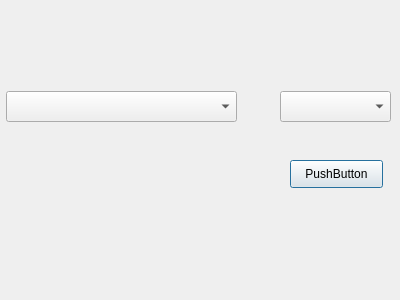
The window that study-to-think/attendancescoredialog.ui (brokencuph/study-to-think) describes before a commit, drawn with Qt 5.
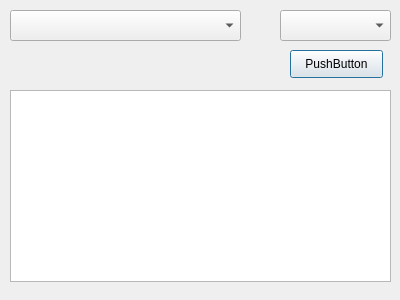
The same window after the commit.

The edit to the form file:
```diff
--- a/study-to-think/attendancescoredialog.ui
+++ b/study-to-think/attendancescoredialog.ui
@@ -17,7 +17,7 @@
    <property name="geometry">
     <rect>
      <x>280</x>
-     <y>91</y>
+     <y>10</y>
      <width>111</width>
      <height>31</height>
     </rect>
@@ -26,8 +26,8 @@
   <widget class="QComboBox" name="comboBox_2">
    <property name="geometry">
     <rect>
-     <x>6</x>
-     <y>91</y>
+     <x>10</x>
+     <y>10</y>
      <width>231</width>
      <height>31</height>
     </rect>
@@ -37,7 +37,7 @@
    <property name="geometry">
     <rect>
      <x>290</x>
-     <y>160</y>
+     <y>50</y>
      <width>93</width>
      <height>28</height>
     </rect>
@@ -46,6 +46,16 @@
     <string>PushButton</string>
    </property>
   </widget>
+  <widget class="QTableView" name="tableView">
+   <property name="geometry">
+    <rect>
+     <x>10</x>
+     <y>90</y>
+     <width>381</width>
+     <height>192</height>
+    </rect>
+   </property>
+  </widget>
  </widget>
  <resources/>
  <connections/>
```
